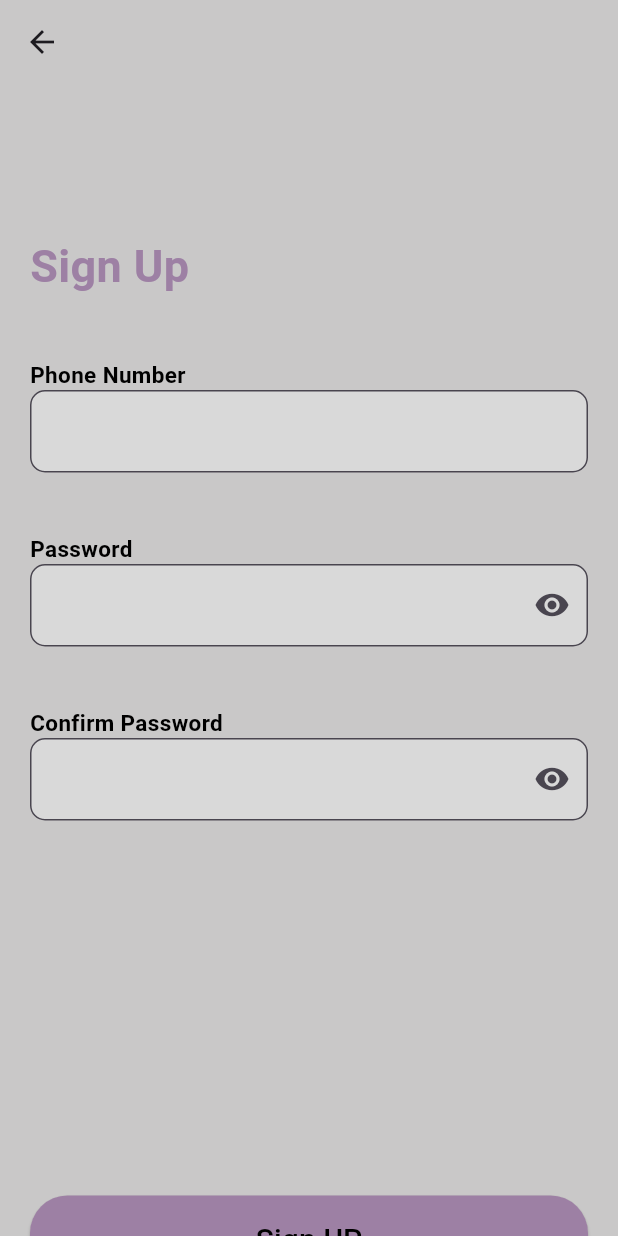
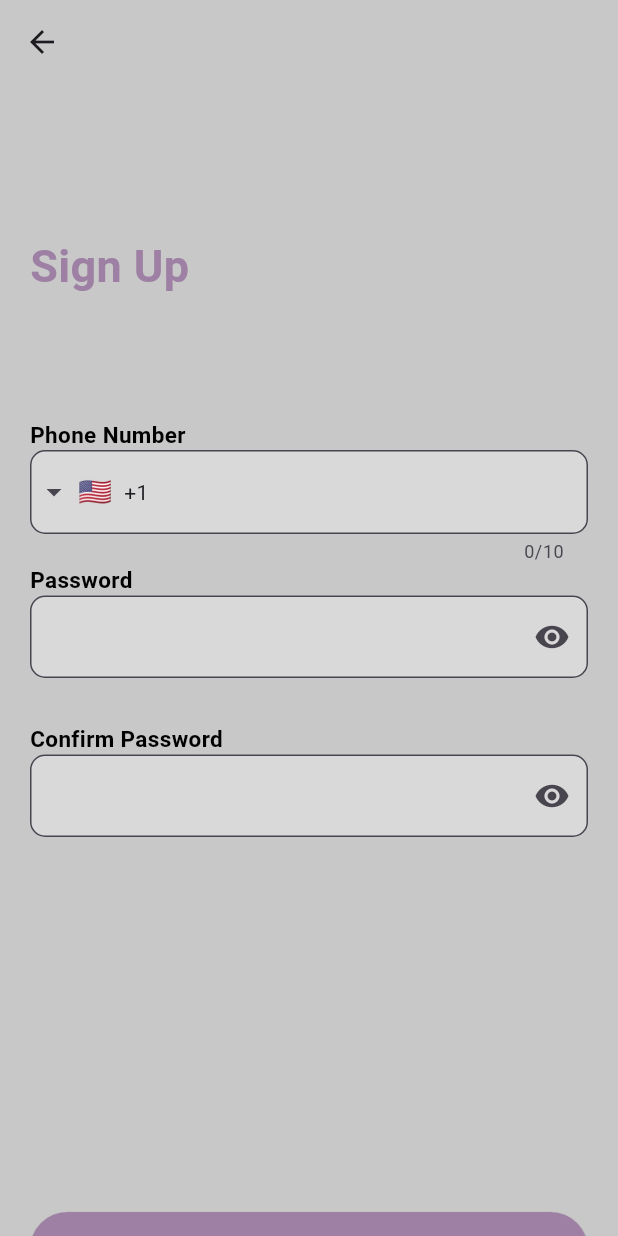
Before and after one commit to nawalirfan/CoinEase, a Flutter app: the SignUp screen opened directly, after a tap on "Continue", on a phone screen of 412 x 824 dp. Run offline on Flutter 3.47's test engine with Material 3 defaults, Android fonts, the phone set to English and light mode, and no system bars; drawn by our look-alikes of intl_phone_field; our stand-ins replace cloud_firestore, firebase_auth, firebase_core, pinput; accounts and stored records are empty.

Commit message:
signup+firebase

```diff
--- a/lib/Home.dart
+++ b/lib/Home.dart
@@ -12,22 +12,11 @@ class _HomeState extends State<Home> {
   Widget build(BuildContext context) {
     return Scaffold
     (
-      appBar: AppBar(
-        // leading: IconButton(
-        //   icon: const Icon(Icons.arrow_back),
-        //   onPressed: () {
-        //     Navigator.push(
-        //       context,
-        //       MaterialPageRoute(builder: (context) => const LogIn()),
-        //     );
-        //   },
-        // ),
-        backgroundColor: const Color.fromARGB(255, 201, 200, 200),
-        elevation: 0,
-      ),
+    appBar: AppBar(backgroundColor: Colors.blueAccent,),
      body: Container
      (
-          child: Center(
+          child: Center
+          (
             child: Text
             (
               'Home Screen',
--- a/lib/Sign_UP/signup_Screen1.dart
+++ b/lib/Sign_UP/signup_Screen1.dart
@@ -1,16 +1,25 @@
+import 'package:flutter/material.dart';
+import 'package:cloud_firestore/cloud_firestore.dart';
 import 'package:coin_ease/LogIn.dart';
 import 'package:coin_ease/Sign_UP/signup_Screen2.dart';
-import 'package:flutter/material.dart';
-class SignUp extends StatelessWidget
-{
+
+class SignUp extends StatelessWidget {
   const SignUp({super.key});
 
   @override
-  Widget build(BuildContext context)
-  {
-    return Scaffold
-    (
-        //App bar
+  Widget build(BuildContext context) {
+    // Generate a unique ID for the user
+    String userId = FirebaseFirestore.instance.collection('users').doc().id;
+
+    // Variables to store text field values
+    TextEditingController fullNameController = TextEditingController();
+    TextEditingController cnicController = TextEditingController();
+    TextEditingController dateOfIssuanceController = TextEditingController();
+    TextEditingController fatherOrHusbandNameController =
+        TextEditingController();
+    TextEditingController motherNameController = TextEditingController();
+
+    return Scaffold(
       appBar: AppBar(
         leading: IconButton(
           icon: const Icon(Icons.arrow_back),
@@ -24,31 +33,22 @@ class SignUp extends StatelessWidget
         backgroundColor: const Color.fromARGB(255, 201, 200, 200),
         elevation: 0,
       ),
-        body: Container
-        (
+      body: Container(
         color: const Color.fromARGB(255, 201, 200, 200),
-          child: SafeArea
-          (
-            child: Column(children:
-            [
-              ListView
-              (
+        child: SafeArea(
+          child: Column(
+            children: [
+              ListView(
                 shrinkWrap: true,
-                children:
-                [
-                  const SizedBox
-                  (
+                children: [
+                  const SizedBox(
                     height: 100,
                   ),
-                  Column
-                  (
+                  Column(
                     mainAxisAlignment: MainAxisAlignment.start,
                     crossAxisAlignment: CrossAxisAlignment.start,
-                      children:
-                      [
-                        const Padding
-                        (
-                          //sign up text
+                    children: [
+                      const Padding(
                         padding: EdgeInsets.only(left: 20.0),
                         child: Text(
                           'Sign Up',
@@ -60,7 +60,6 @@ class SignUp extends StatelessWidget
                         ),
                       ),
                       const SizedBox(height: 40.0),
-                        //full name text field
                       const Padding(
                         padding: EdgeInsets.only(left: 20, right: 20),
                         child: Text(
@@ -75,9 +74,9 @@ class SignUp extends StatelessWidget
                       Padding(
                         padding: const EdgeInsets.only(left: 20, right: 20),
                         child: TextField(
+                          controller: fullNameController,
                           style: const TextStyle(
-                                fontSize: 15,
-                                color: Color.fromARGB(255, 0, 0, 0)),
+                              fontSize: 15, color: Color.fromARGB(255, 0, 0, 0)),
                           decoration: InputDecoration(
                             filled: true,
                             fillColor: Colors.white.withOpacity(0.3),
@@ -90,7 +89,6 @@ class SignUp extends StatelessWidget
                         ),
                       ),
                       const SizedBox(height: 15.0),
-                        //cnic number text field
                       const Padding(
                         padding: EdgeInsets.only(left: 20, right: 20),
                         child: Text(
@@ -105,9 +103,9 @@ class SignUp extends StatelessWidget
                       Padding(
                         padding: const EdgeInsets.only(left: 20, right: 20),
                         child: TextField(
+                          controller: cnicController,
                           style: const TextStyle(
-                                fontSize: 15,
-                                color: Color.fromARGB(255, 0, 0, 0)),
+                              fontSize: 15, color: Color.fromARGB(255, 0, 0, 0)),
                           decoration: InputDecoration(
                             filled: true,
                             fillColor: Colors.white.withOpacity(0.3),
@@ -120,7 +118,6 @@ class SignUp extends StatelessWidget
                         ),
                       ),
                       const SizedBox(height: 15.0),
-                        //date of issuance text field
                       const Padding(
                         padding: EdgeInsets.only(left: 20, right: 20),
                         child: Text(
@@ -135,9 +132,9 @@ class SignUp extends StatelessWidget
                       Padding(
                         padding: const EdgeInsets.only(left: 20, right: 20),
                         child: TextField(
+                          controller: dateOfIssuanceController,
                           style: const TextStyle(
-                                fontSize: 15,
-                                color: Color.fromARGB(255, 0, 0, 0)),
+                              fontSize: 15, color: Color.fromARGB(255, 0, 0, 0)),
                           decoration: InputDecoration(
                             filled: true,
                             fillColor: Colors.white.withOpacity(0.3),
@@ -150,7 +147,6 @@ class SignUp extends StatelessWidget
                         ),
                       ),
                       const SizedBox(height: 15.0),
-                        //father or husband name text field
                       const Padding(
                         padding: EdgeInsets.only(left: 20, right: 20),
                         child: Text(
@@ -165,9 +161,9 @@ class SignUp extends StatelessWidget
                       Padding(
                         padding: const EdgeInsets.only(left: 20, right: 20),
                         child: TextField(
+                          controller: fatherOrHusbandNameController,
                           style: const TextStyle(
-                                fontSize: 15,
-                                color: Color.fromARGB(255, 0, 0, 0)),
+                              fontSize: 15, color: Color.fromARGB(255, 0, 0, 0)),
                           decoration: InputDecoration(
                             filled: true,
                             fillColor: Colors.white.withOpacity(0.3),
@@ -180,7 +176,6 @@ class SignUp extends StatelessWidget
                         ),
                       ),
                       const SizedBox(height: 15.0),
-                        //mother name text field
                       const Padding(
                         padding: EdgeInsets.only(left: 20, right: 20),
                         child: Text(
@@ -195,9 +190,9 @@ class SignUp extends StatelessWidget
                       Padding(
                         padding: const EdgeInsets.only(left: 20, right: 20),
                         child: TextField(
+                          controller: motherNameController,
                           style: const TextStyle(
-                                fontSize: 15,
-                                color: Color.fromARGB(255, 0, 0, 0)),
+                              fontSize: 15, color: Color.fromARGB(255, 0, 0, 0)),
                           decoration: InputDecoration(
                             filled: true,
                             fillColor: Colors.white.withOpacity(0.3),
@@ -210,42 +205,53 @@ class SignUp extends StatelessWidget
                         ),
                       ),
                       const SizedBox(height: 100.0),
-                        SizedBox
-                        (
+                      SizedBox(
                         width: 420,
                         height: 60,
-                          child: Padding
-                          (
-                            padding:const EdgeInsets.symmetric(horizontal: 20.0),
-                            child: ElevatedButton
-                            (
-                              onPressed: () {
+                        child: Padding(
+                          padding: const EdgeInsets.symmetric(horizontal: 20.0),
+                          child: ElevatedButton(
+                            onPressed: () async {
+                              String fullName = fullNameController.text;
+                              String cnic = cnicController.text;
+                              String dateOfIssuance =
+                                  dateOfIssuanceController.text;
+                              String fatherOrHusbandName =
+                                  fatherOrHusbandNameController.text;
+                              String motherName = motherNameController.text;
+
+                              // Store data in Firebase
+                              await FirebaseFirestore.instance
+                                  .collection('users')
+                                  .doc(userId)
+                                  .set({
+                                'fullName': fullName,
+                                'cnic': cnic,
+                                'dateOfIssuance': dateOfIssuance,
+                                'fatherOrHusbandName': fatherOrHusbandName,
+                                'motherName': motherName,
+                              });
+
                               Navigator.push(
                                 context,
                                 MaterialPageRoute(
-                                      builder: (context) => const SignUp1()),
+                                    builder: (context) => SignUp1(userId: userId)),
                               );
                             },
-                              style: ElevatedButton.styleFrom
-                              (
+                            style: ElevatedButton.styleFrom(
                               primary:
                                   const Color.fromARGB(255, 157, 128, 164),
                               shape: RoundedRectangleBorder(
                                 borderRadius: BorderRadius.circular(25),
                               ),
                             ),
-                              //continue text and arrow
-                              child: const Row
-                              (
-                                children:
-                                [
-                                  Expanded
-                                  (
+                            child: const Row(
+                              children: [
+                                Expanded(
                                   child: Center(
                                     child: Text('Continue',
                                         style: TextStyle(
-                                              fontSize: 20,
-                                              color: Colors.black)),
+                                            fontSize: 20, color: Colors.black)),
                                   ),
                                 ),
                                 Icon(
@@ -257,11 +263,14 @@ class SignUp extends StatelessWidget
                           ),
                         ),
                       ),
-                      ])
                     ],
-              )
-            ]),
                   ),
-        ));
+                ],
+              ),
+            ],
+          ),
+        ),
+      ),
+    );
   }
 }
--- a/lib/Sign_UP/signup_Screen2.dart
+++ b/lib/Sign_UP/signup_Screen2.dart
@@ -1,26 +1,31 @@
+
 import 'package:coin_ease/LogIn.dart';
 import 'package:coin_ease/Sign_UP/signup_Screen1.dart';
 import 'package:flutter/material.dart';
+import 'package:intl_phone_field/intl_phone_field.dart';
+import 'package:cloud_firestore/cloud_firestore.dart';
 
-class SignUp1 extends StatefulWidget
-{
-  const SignUp1({Key? key}) : super(key: key);
+class SignUp1 extends StatefulWidget {
+  final String userId;
+
+  const SignUp1({Key? key, required this.userId}) : super(key: key);
 
   @override
-  _SignUp1State createState() => _SignUp1State();
+  State<SignUp1> createState() => _Signup1State();
 }
 
-class _SignUp1State extends State<SignUp1>
-{
+class _Signup1State extends State<SignUp1> {
   bool obscurePassword = true;
   bool obscureConfirmPassword = true;
+  TextEditingController phoneNumberController = TextEditingController();
+  TextEditingController passwordController = TextEditingController();
+  TextEditingController confirmPasswordController = TextEditingController();
+  TextEditingController countrycode = TextEditingController();
+  final GlobalKey<FormState> _formKey = GlobalKey<FormState>();
 
   @override
-  Widget build(BuildContext context)
-  {
-    return Scaffold
-    (
-      //app bar
+  Widget build(BuildContext context) {
+    return Scaffold(
       appBar: AppBar(
         leading: IconButton(
           icon: const Icon(Icons.arrow_back),
@@ -34,31 +39,20 @@ class _SignUp1State extends State<SignUp1>
         backgroundColor: const Color.fromARGB(255, 201, 200, 200),
         elevation: 0,
       ),
-      body: Container
-      (
+      body: Container(
         color: const Color.fromARGB(255, 201, 200, 200),
-        child: SafeArea
-        (
-          child: Column
-          (
-            children:
-            [
-              ListView
-              (
+        child: SafeArea(
+          child: Center(
+            child: ListView(
               shrinkWrap: true,
-                children:
-                [
-                  const SizedBox
-                  (
+              children: [
+                const SizedBox(
                   height: 100,
                 ),
-                  Column
-                  (
+                Column(
                   mainAxisAlignment: MainAxisAlignment.start,
                   crossAxisAlignment: CrossAxisAlignment.start,
-                    children:
-                    [
-                      //sign up text
+                  children: [
                     const Padding(
                       padding: EdgeInsets.only(left: 20.0),
                       child: Text(
@@ -71,7 +65,7 @@ class _SignUp1State extends State<SignUp1>
                       ),
                     ),
                     const SizedBox(height: 40.0),
-                      //phone number text field
+                    const SizedBox(height: 40.0),
                     const Padding(
                       padding: EdgeInsets.only(left: 20, right: 20),
                       child: Text(
@@ -85,47 +79,56 @@ class _SignUp1State extends State<SignUp1>
                     ),
                     Padding(
                       padding: const EdgeInsets.only(left: 20, right: 20),
-                        child: TextField(
-                          style: const TextStyle(
-                              fontSize: 15,
-                              color: Color.fromARGB(255, 0, 0, 0)),
+                      child: Form(
+                        key: _formKey,
+                        child: Container(
+                          child: IntlPhoneField(
+                            controller: phoneNumberController,
+                            keyboardType: TextInputType.phone,
                             decoration: InputDecoration(
                               filled: true,
                               fillColor: Colors.white.withOpacity(0.3),
                               border: OutlineInputBorder(
                                 borderRadius: BorderRadius.circular(10.0),
                                 borderSide: const BorderSide(
-                                  color: Color.fromARGB(255, 0, 0, 0)),
+                                  color: Color.fromARGB(255, 3, 3, 3),
+                                ),
+                              ),
+                            ),
+                            onSaved: (phone) {
+                              countrycode.text = phone?.countryISOCode ?? '';
+                            },
                           ),
                         ),
                       ),
                     ),
-                      const SizedBox(height: 40.0),
-                      //nuild password text function
+                    const SizedBox(height: 0.0),
                     buildPasswordTextField('Password', obscurePassword),
-                      const SizedBox(height: 40.0),
-                      //build confirm passowrd text function
-                      buildPasswordTextField('Confirm Password', obscureConfirmPassword),
-
+                    const SizedBox(height: 30.0),
+                    buildPasswordTextField(
+                      'Confirm Password', obscureConfirmPassword),
                     const SizedBox(height: 250),
-                      //sign up button
-                      SizedBox
-                      (
+                    SizedBox(
                       width: 420,
                       height: 60,
-                        child: Padding
-                        (
+                      child: Padding(
                         padding: const EdgeInsets.symmetric(horizontal: 20.0),
                         child: ElevatedButton(
-                            onPressed: () {
+                          onPressed: () async {
+                            if (_formKey.currentState?.validate() ?? false) {
+                              _formKey.currentState?.save();
+                              await storeUserDataInFirestore();
                               Navigator.push(
                                 context,
                                 MaterialPageRoute(
-                                    builder: (context) => const LogIn()),
+                                  builder: (context) => const LogIn(),
+                                ),
                               );
+                            }
                           },
                           style: ElevatedButton.styleFrom(
-                              primary: const Color.fromARGB(255, 157, 128, 164),
+                            primary:
+                                const Color.fromARGB(255, 157, 128, 164),
                             shape: RoundedRectangleBorder(
                               borderRadius: BorderRadius.circular(25),
                             ),
@@ -137,17 +140,15 @@ class _SignUp1State extends State<SignUp1>
                       ),
                     ),
                   ],
-                  )
+                ),
               ],
             ),
-            ],
           ),
         ),
       ),
     );
   }
 
-//password and confirm password
   Widget buildPasswordTextField(String labelText, bool obscureText)
   {
     return Column
@@ -155,24 +156,29 @@ class _SignUp1State extends State<SignUp1>
       crossAxisAlignment: CrossAxisAlignment.start,
       children:
       [
-        //text password and confirm password
-        Padding(
+        Padding
+        (
           padding: const EdgeInsets.only(left: 20, right: 20),
-          child: Text(
+          child: Text
+          (
             labelText,
-            style: TextStyle(
+            style: const TextStyle
+            (
               fontSize: 15,
               fontWeight: FontWeight.bold,
               color: Color.fromARGB(255, 0, 0, 0),
             ),
           ),
         ),
-        //inside password and confirm password text field text
-        Padding(
+        Padding
+        (
           padding: const EdgeInsets.only(left: 20, right: 20),
-          child: TextField(
+          child: TextField
+          (
             obscureText: obscureText,
-            style: const TextStyle(
+            controller: labelText == 'Password'? passwordController: confirmPasswordController,
+            style: const TextStyle
+            (
               fontSize: 15,
               color: Color.fromARGB(255, 0, 0, 0),
             ),
@@ -185,7 +191,6 @@ class _SignUp1State extends State<SignUp1>
                   color: Color.fromARGB(255, 0, 0, 0),
                 ),
               ),
-              //eye icon
               suffixIcon: GestureDetector
               (
                 onTap: () {
@@ -199,8 +204,10 @@ class _SignUp1State extends State<SignUp1>
                 },
                 child: Padding(
                   padding: const EdgeInsets.all(10.0),
-                  child: Icon(
-                      obscureText ? Icons.visibility : Icons.visibility_off),
+                  child: Icon
+                  (
+                    obscureText ? Icons.visibility : Icons.visibility_off
+                  ),
                 ),
               ),
             ),
@@ -209,4 +216,29 @@ class _SignUp1State extends State<SignUp1>
       ],
     );
   }
+
+  Future<void> storeUserDataInFirestore() async {
+    try
+    {
+      String phoneNumber = phoneNumberController.text;
+      String password = passwordController.text;
+      if (countrycode.text.isNotEmpty)
+      {
+        await FirebaseFirestore.instance.collection('users').doc(widget.userId).update({
+          'phoneNumber': phoneNumber,
+          'countryCode': countrycode.text,
+          'password': password,
+        });
       }
+      else
+      {
+        print('Error: Country code is empty');
+      }
+    }
+    catch (e)
+    {
+      print('Error storing user data: $e');
+
+    }
+  }
+}
--- a/lib/main.dart
+++ b/lib/main.dart
@@ -1,6 +1,8 @@
 
 import 'package:coin_ease/LogIn.dart';
 import 'package:coin_ease/OTP/otp_Screen1.dart';
+import 'package:coin_ease/Sign_UP/signup_Screen1.dart';
+import 'package:coin_ease/Sign_UP/signup_Screen2.dart';
 import 'package:flutter/material.dart';
 import 'package:firebase_core/firebase_core.dart';
 import 'firebase_options.dart';
@@ -23,11 +25,9 @@ class MyApp extends StatelessWidget
   {
     return   MaterialApp
     (
-      home:  OTP(),
+      home:  SignUp(),
       debugShowCheckedModeBanner: false,
     );
 
   }
-
-
 }
--- a/pubspec.yaml
+++ b/pubspec.yaml
@@ -44,6 +44,7 @@ dependencies:
 dev_dependencies:
   flutter_test:
     sdk: flutter
+  cloud_firestore: ^4.0.0
 
   # The "flutter_lints" package below contains a set of recommended lints to
   # encourage good coding practices. The lint set provided by the package is
```
Also changed, not shown: pubspec.lock, 3 other files. Lines whose indentation alone changed are shown as unchanged.
